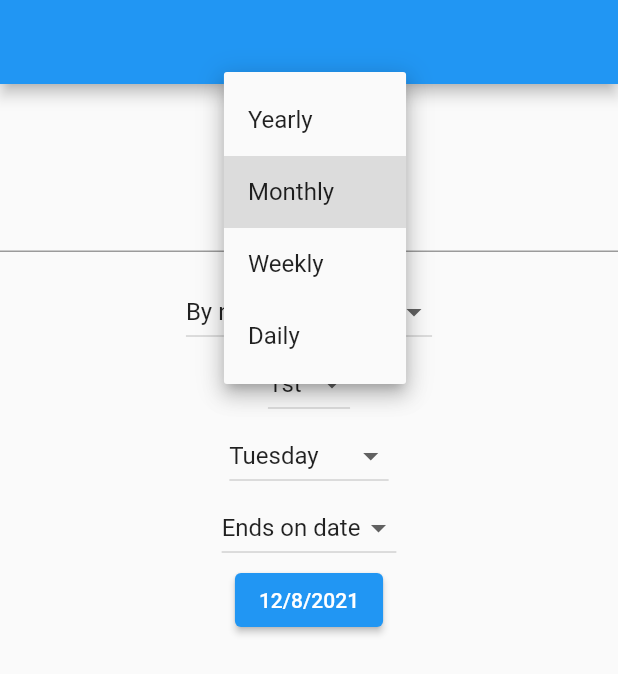
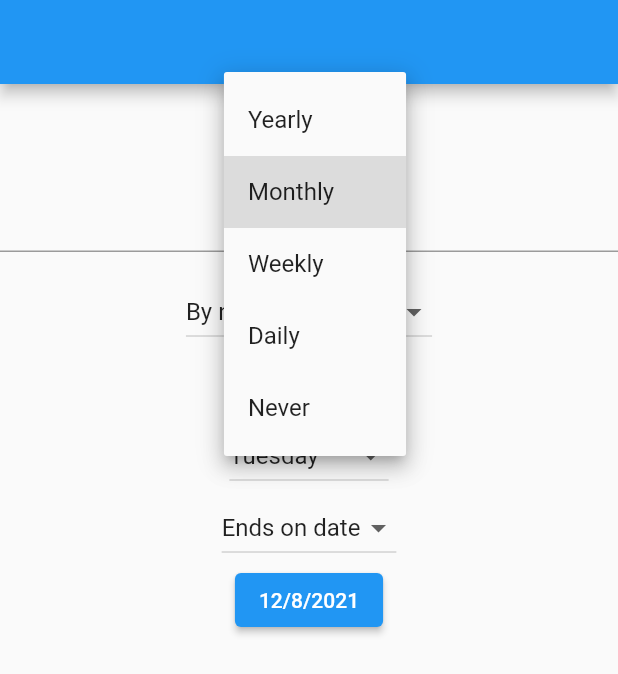
Before and after one commit to tkortekaas/rrule_generator, a Flutter app: the screen it shows after launch, after a tap on "Monthly", on a phone screen of 412 x 824 dp. Shown: the top 674 px of the screen. Run offline on Flutter 3.47's test engine with Material 2 defaults, Android fonts, the phone set to English and light mode, and no system bars.

Commit message:
Add 'Never' as a period option

```diff
--- a/lib/localizations/dutch.dart
+++ b/lib/localizations/dutch.dart
@@ -78,5 +78,6 @@ class DutchRRuleTextDelegate implements RRuleTextDelegate {
         'Maandelijks',
         'Wekelijks',
         'Dagelijks',
+        'Nooit',
       ];
 }
--- a/lib/localizations/english.dart
+++ b/lib/localizations/english.dart
@@ -78,5 +78,6 @@ class EnglishRRuleTextDelegate implements RRuleTextDelegate {
         'Monthly',
         'Weekly',
         'Daily',
+        'Never',
       ];
 }
--- a/lib/localizations/french.dart
+++ b/lib/localizations/french.dart
@@ -74,6 +74,7 @@ class FrenchRRuleTextDelegate implements RRuleTextDelegate {
 
   @override
   List<String> get periods => [
+        'Jamais',
         'Annuel',
         'Mensuel',
         'Hebdomadaire',
--- a/lib/localizations/indonesian.dart
+++ b/lib/localizations/indonesian.dart
@@ -78,5 +78,6 @@ class IndonesianRRuleTextDelegate implements RRuleTextDelegate {
         'Bulanan',
         'Mingguan',
         'Harian',
+        'Tak pernah',
       ];
 }
--- a/lib/localizations/text_delegate.dart
+++ b/lib/localizations/text_delegate.dart
@@ -59,5 +59,6 @@ class RRuleTextDelegate {
         'Monthly',
         'Weekly',
         'Daily',
+        'Never',
       ];
 }
--- a/lib/localizations/turkish.dart
+++ b/lib/localizations/turkish.dart
@@ -78,5 +78,6 @@ class TurkishRRuleTextDelegate implements RRuleTextDelegate {
         'Aylık',
         'Haftalık',
         'Günlük',
+        'Asla',
       ];
 }
--- a/lib/src/rule_generator_widget.dart
+++ b/lib/src/rule_generator_widget.dart
@@ -43,6 +43,8 @@ class RRuleGenerator extends StatelessWidget {
       frequencyNotifier.value = 2;
     } else if (initialRRule.contains('DAILY')) {
       frequencyNotifier.value = 3;
+    } else if (initialRRule == '') {
+      frequencyNotifier.value = 4;
     }
 
     if (initialRRule.contains('COUNT')) {
@@ -68,6 +70,10 @@ class RRuleGenerator extends StatelessWidget {
   }
 
   String getRRule() {
+    if (frequencyNotifier.value == 4)  {
+      return '';
+    }
+
     if (countTypeNotifier.value == 0) {
       return 'RRULE:' + periodWidgets[frequencyNotifier.value].getRRule();
     } else if (countTypeNotifier.value == 1) {
@@ -100,7 +106,7 @@ class RRuleGenerator extends StatelessWidget {
                 valueChanged();
               },
               items: List.generate(
-                4,
+                5,
                 (index) => DropdownMenuItem(
                   value: index,
                   child: Text(
@@ -109,10 +115,13 @@ class RRuleGenerator extends StatelessWidget {
                 ),
               ),
             ),
-            periodWidgets[period],
-            ValueListenableBuilder(
+            period == 4 ? Container() : periodWidgets[period],
+            period == 4
+                ? Container()
+                : ValueListenableBuilder(
                     valueListenable: countTypeNotifier,
-              builder: (BuildContext context, int countType, Widget? child) =>
+                    builder:
+                        (BuildContext context, int countType, Widget? child) =>
                             DropdownButton(
                       value: countType,
                       onChanged: (int? newCountType) {
@@ -135,9 +144,12 @@ class RRuleGenerator extends StatelessWidget {
                       ],
                     ),
                   ),
-            ValueListenableBuilder(
+            period == 4
+                ? Container()
+                : ValueListenableBuilder(
                     valueListenable: countTypeNotifier,
-              builder: (BuildContext context, int countType, Widget? child) {
+                    builder:
+                        (BuildContext context, int countType, Widget? child) {
                       switch (countType) {
                         case 1:
                           return Column(
@@ -156,7 +168,8 @@ class RRuleGenerator extends StatelessWidget {
                                 DateTime? picked = await showDatePicker(
                                   context: context,
                                   initialDate: pickedDate,
-                            firstDate: DateTime.fromMillisecondsSinceEpoch(0),
+                                  firstDate:
+                                      DateTime.fromMillisecondsSinceEpoch(0),
                                   lastDate: DateTime(2025),
                                 );
 
--- a/pubspec.yaml
+++ b/pubspec.yaml
@@ -1,6 +1,6 @@
 name: rrule_generator
 description: RRuleGenerator is a widget for generating recurrence rules, such as described in the iCalendar RFC
-version: 0.0.9
+version: 0.1.0
 homepage: https://www.jelter.net
 repository: https://github.com/tkortekaas/rrule_generator
 
```
Also changed, not shown: example/pubspec.lock, 3 other files. Lines whose indentation alone changed are shown as unchanged.
